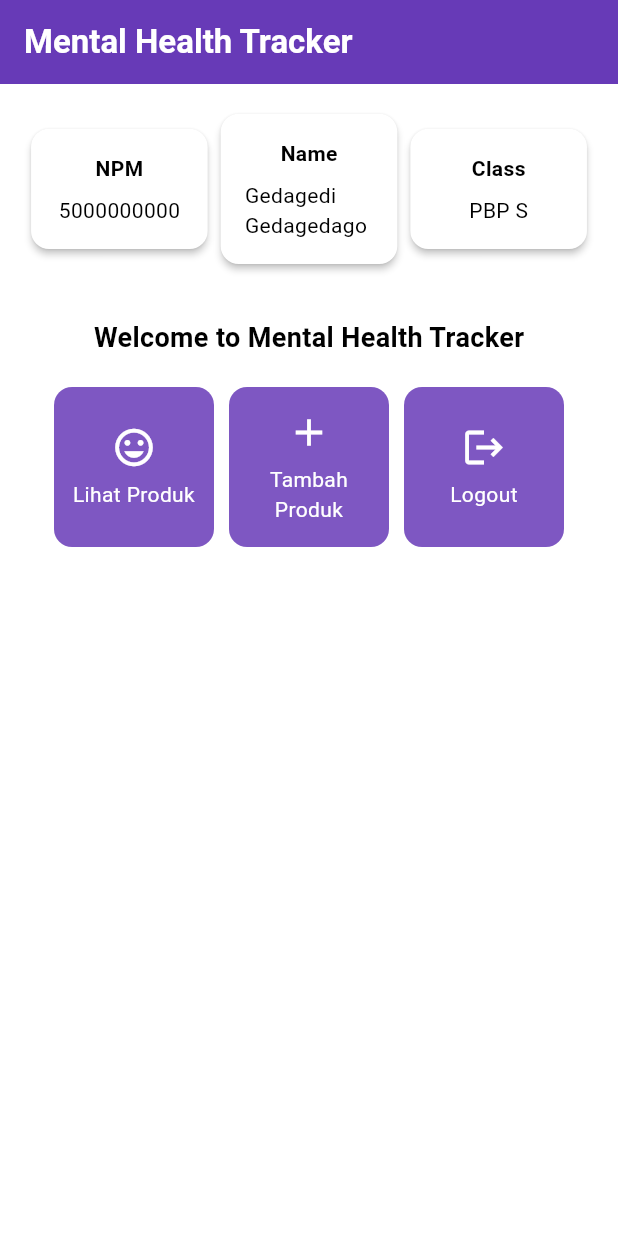
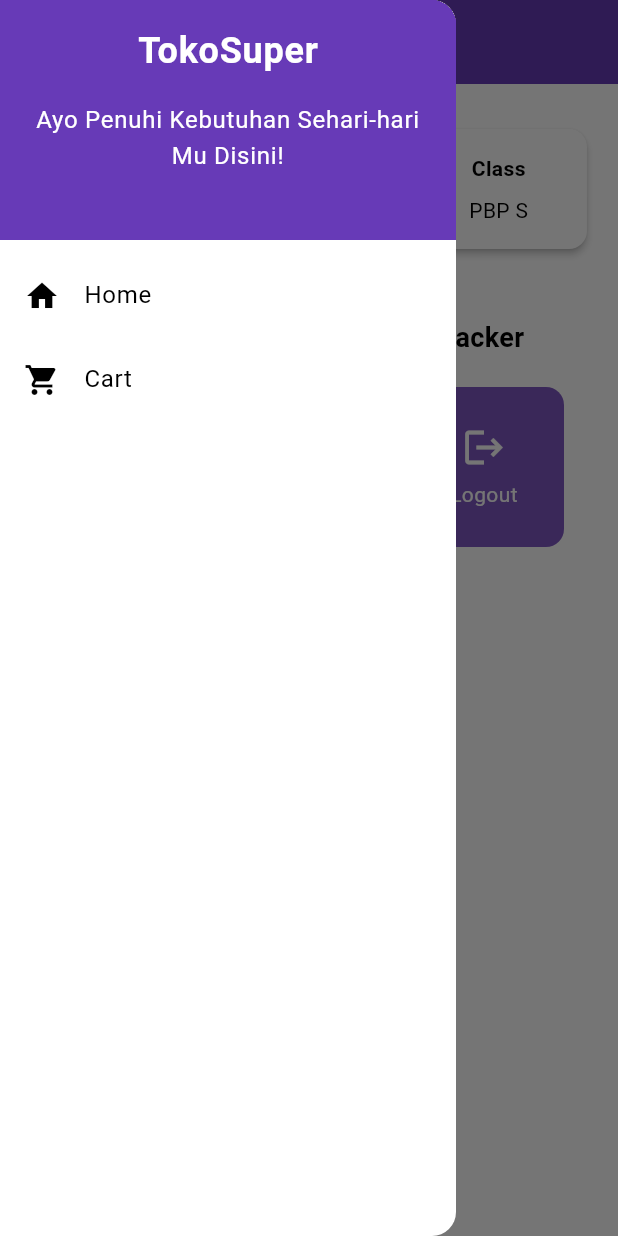
Before and after one commit to FaizAP412/tokosuper-mobile, a Flutter app: the screen it shows after launch, with the side drawer open (before the commit the screen has no drawer), on a phone screen of 412 x 824 dp. Run offline on Flutter 3.47's test engine with Material 3 defaults, Android fonts, the phone set to English and light mode, and no system bars.

Commit message:
feat: finish tugas 8

```diff
--- a/lib/main.dart
+++ b/lib/main.dart
@@ -1,5 +1,5 @@
 import 'package:flutter/material.dart';
-import 'package:tokosuper/menu.dart';
+import 'package:tokosuper/screens/menu.dart';
 
 void main() {
   runApp(const MyApp());
--- a/lib/menu.dart
+++ b/lib/screens/menu.dart
@@ -1,4 +1,6 @@
 import 'package:flutter/material.dart';
+import 'package:tokosuper/widgets/left_drawer.dart';
+import 'package:tokosuper/widgets/product_card.dart';
 
 class MyHomePage extends StatelessWidget {
   final String npm = '5000000000'; // NPM
@@ -21,7 +23,7 @@ class MyHomePage extends StatelessWidget {
       appBar: AppBar(
         // Judul aplikasi "Mental Health Tracker" dengan teks putih dan tebal.
         title: const Text(
-          'Mental Health Tracker',
+          'TokoSuper',
           style: TextStyle(
             color: Colors.white,
             fontWeight: FontWeight.bold,
@@ -29,7 +31,10 @@ class MyHomePage extends StatelessWidget {
         ),
         // Warna latar belakang AppBar diambil dari skema warna tema aplikasi.
         backgroundColor: Theme.of(context).colorScheme.primary,
+        iconTheme: const IconThemeData(color: Colors.orange),
       ),
+      // Drawer adalah menu navigasi yang muncul saat tombol menu ditekan.
+      drawer: const LeftDrawer(),
       // Body halaman dengan padding di sekelilingnya.
       body: Padding(
         padding: const EdgeInsets.all(16.0),
@@ -125,64 +130,3 @@ class InfoCard extends StatelessWidget {
     );
   }
 }
-
-class ItemHomepage {
-  final String name;
-  final IconData icon;
-
-  ItemHomepage(this.name, this.icon);
-}
-
-class ItemCard extends StatelessWidget {
-  // Menampilkan kartu dengan ikon dan nama.
-
-  final ItemHomepage item;
-
-  const ItemCard(this.item, {super.key});
-
-  @override
-  Widget build(BuildContext context) {
-    return Material(
-      // Menentukan warna latar belakang dari tema aplikasi.
-      color: Theme.of(context).colorScheme.secondary,
-      // Membuat sudut kartu melengkung.
-      borderRadius: BorderRadius.circular(12),
-
-      child: InkWell(
-        // Aksi ketika kartu ditekan.
-        onTap: () {
-          // Menampilkan pesan SnackBar saat kartu ditekan.
-          ScaffoldMessenger.of(context)
-            ..hideCurrentSnackBar()
-            ..showSnackBar(
-              SnackBar(content: Text("Kamu telah menekan tombol ${item.name}!"))
-            );
-        },
-        // Container untuk menyimpan Icon dan Text
-        child: Container(
-          padding: const EdgeInsets.all(8),
-          child: Center(
-            child: Column(
-              // Menyusun ikon dan teks di tengah kartu.
-              mainAxisAlignment: MainAxisAlignment.center,
-              children: [
-                Icon(
-                  item.icon,
-                  color: Colors.white,
-                  size: 30.0,
-                ),
-                const Padding(padding: EdgeInsets.all(3)),
-                Text(
-                  item.name,
-                  textAlign: TextAlign.center,
-                  style: const TextStyle(color: Colors.white),
-                ),
-              ],
-            ),
-          ),
-        ),
-      ),
-    );
-  }
-
-}
--- /dev/null
+++ b/lib/widgets/left_drawer.dart
@@ -0,0 +1,70 @@
+import 'package:flutter/material.dart';
+import 'package:tokosuper/screens/menu.dart';
+import 'package:tokosuper/screens/productEntryForm.dart';
+// TODO: Import package Form yang dibutuhkan
+
+class LeftDrawer extends StatelessWidget {
+  const LeftDrawer({super.key});
+
+  @override
+  Widget build(BuildContext context) {
+    return Drawer(
+      child: ListView(
+        children: [
+          DrawerHeader(
+            decoration: BoxDecoration(
+              color: Theme.of(context).colorScheme.primary,
+            ),
+            child: const Column(
+              children: [
+                Text(
+                  'TokoSuper',
+                  style: TextStyle(
+                    fontSize: 24,
+                    color: Colors.white,
+                    fontWeight: FontWeight.bold,
+                  ),
+                ),
+                Padding(
+                  padding: EdgeInsets.all(8.0),
+                ),
+                Text(
+                  "Ayo Penuhi Kebutuhan Sehari-hari Mu Disini!",
+                  textAlign: TextAlign.center,
+                  style: TextStyle(
+                    fontSize: 16,
+                    color: Colors.white,
+                  ),
+                ),
+              ],
+            ),
+          ),
+          ListTile(
+            leading: const Icon(Icons.home),
+            title: const Text('Home'),
+            onTap: () {
+              Navigator.pushReplacement(
+                context,
+                MaterialPageRoute(
+                  builder: (context) => MyHomePage(),
+                ),
+              );
+            },
+          ),
+          ListTile(
+            leading: const Icon(Icons.shopping_cart),
+            title: const Text('Cart'),
+            onTap: () {
+              Navigator.pushReplacement(
+                context,
+                MaterialPageRoute(
+                  builder: (context) => const ProductFormPage(),
+                ),
+              );
+            },
+          ),
+        ],
+      ),
+    );
+  }
+}
--- /dev/null
+++ b/lib/widgets/product_card.dart
@@ -0,0 +1,86 @@
+import 'package:flutter/material.dart';
+import 'package:tokosuper/screens/productEntryForm.dart';
+
+class ItemHomepage {
+  final String name;
+  final IconData icon;
+
+  ItemHomepage(this.name, this.icon);
+}
+
+class ItemCard extends StatelessWidget {
+  // Menampilkan kartu dengan ikon dan nama.
+
+  final ItemHomepage item;
+
+  const ItemCard(this.item, {super.key});
+
+  @override
+  Widget build(BuildContext context) {
+    return Material(
+      // Menentukan warna latar belakang dari tema aplikasi.
+      color: Theme.of(context).colorScheme.secondary,
+      // Membuat sudut kartu melengkung.
+      borderRadius: BorderRadius.circular(12),
+
+      child: InkWell(
+        // Aksi ketika kartu ditekan.
+        onTap: () {
+          // Menampilkan pesan SnackBar saat kartu ditekan.
+          ScaffoldMessenger.of(context)
+            ..hideCurrentSnackBar()
+            ..showSnackBar(
+              SnackBar(content: Text("Kamu telah menekan tombol ${item.name}!"))
+            );
+
+          if(item.name == "Lihat Produk") {
+            // Navigator.push(
+            //   context,
+            //   MaterialPageRoute(
+            //     builder: (context) => const ProductListPage(),
+            //   ),
+            // );
+          } else if(item.name == "Tambah Produk") {
+            Navigator.push(
+              context,
+              MaterialPageRoute(
+                builder: (context) => const ProductFormPage(),
+              ),
+            );
+          } else if(item.name == "Logout") {
+            // Navigator.pushReplacement(
+            //   context,
+            //   MaterialPageRoute(
+            //     builder: (context) => const LoginPage(),
+            //   ),
+            // );
+          }
+        },
+        // Container untuk menyimpan Icon dan Text
+        child: Container(
+          padding: const EdgeInsets.all(8),
+          child: Center(
+            child: Column(
+              // Menyusun ikon dan teks di tengah kartu.
+              mainAxisAlignment: MainAxisAlignment.center,
+              children: [
+                Icon(
+                  item.icon,
+                  color: Colors.white,
+                  size: 30.0,
+                ),
+                const Padding(padding: EdgeInsets.all(3)),
+                Text(
+                  item.name,
+                  textAlign: TextAlign.center,
+                  style: const TextStyle(color: Colors.white),
+                ),
+              ],
+            ),
+          ),
+        ),
+      ),
+    );
+  }
+
+}
```
Also changed, not shown: lib/screens/productEntryForm.dart (added, +160 -0 lines), 1 other file.
